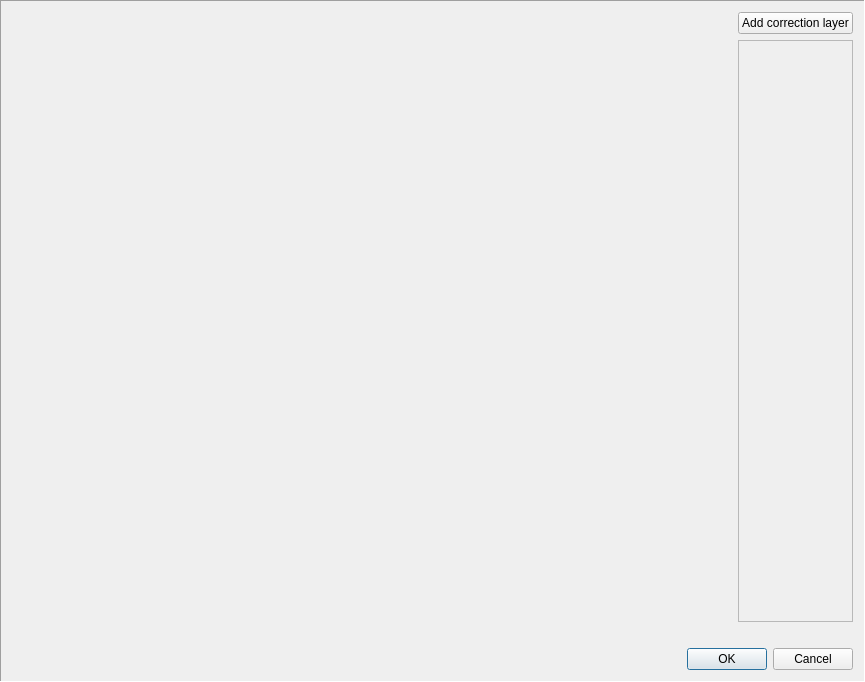
Old version of the form planetary_system_stacker/postproc_editor_gui.ui in the repository Rolf-Hempel/PlanetarySystemStacker.
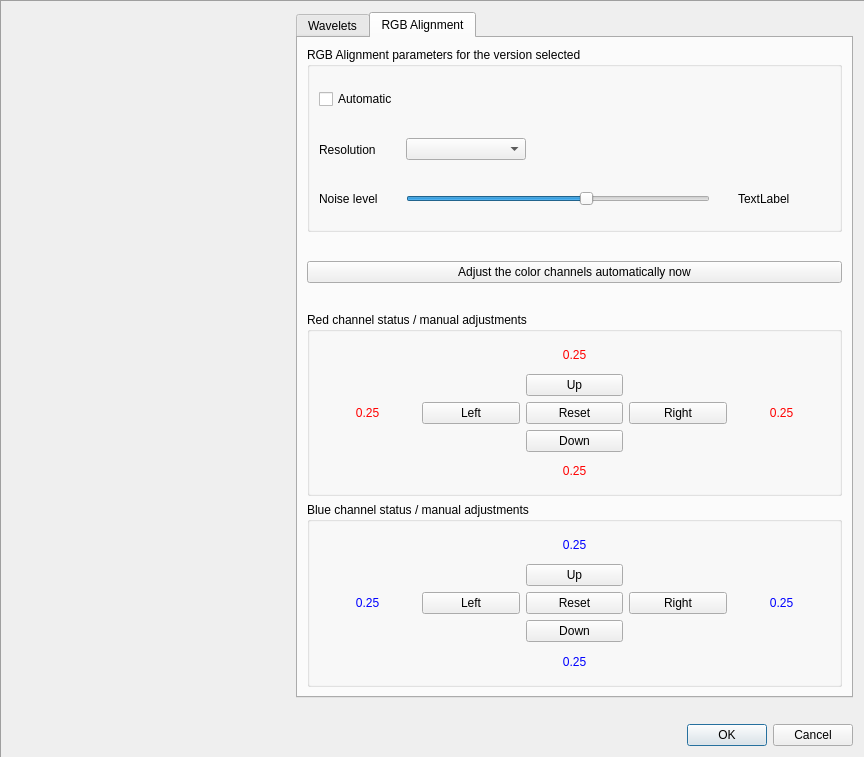
New version of the form. The open tabs and pages were chosen to show the change.

Commit message: GUI for RGB alignment added. No functionality implemented yet.

Diff of the .ui file:
```diff
--- a/planetary_system_stacker/postproc_editor_gui.ui
+++ b/planetary_system_stacker/postproc_editor_gui.ui
@@ -7,7 +7,7 @@
     <x>0</x>
     <y>0</y>
     <width>865</width>
-    <height>682</height>
+    <height>758</height>
    </rect>
   </property>
   <property name="windowTitle">
@@ -22,15 +22,18 @@
   <property name="frameShadow">
    <enum>QFrame::Sunken</enum>
   </property>
-  <layout class="QGridLayout" name="gridLayout" columnstretch="1,0">
-   <item row="2" column="1">
-    <widget class="QLabel" name="VersionManagerWidget">
+  <layout class="QGridLayout" name="gridLayout">
+   <item row="0" column="0">
+    <widget class="QLabel" name="FrameViewer">
      <property name="text">
       <string/>
      </property>
+     <property name="alignment">
+      <set>Qt::AlignCenter</set>
+     </property>
     </widget>
    </item>
-   <item row="3" column="0" colspan="2">
+   <item row="2" column="0" colspan="3">
     <layout class="QHBoxLayout" name="horizontalLayout">
      <item>
       <widget class="QLabel" name="label_message">
@@ -64,41 +67,557 @@
      </item>
     </layout>
    </item>
-   <item row="0" column="1">
-    <widget class="QPushButton" name="pushButton_add_layer">
-     <property name="toolTip">
-      <string>Add a sharpening layer (up to four)</string>
-     </property>
-     <property name="text">
-      <string>Add correction layer</string>
-     </property>
-    </widget>
-   </item>
-   <item row="0" column="0" rowspan="3">
-    <widget class="QLabel" name="FrameViewer">
+   <item row="1" column="1" colspan="2">
+    <widget class="QLabel" name="VersionManagerWidget">
      <property name="text">
       <string/>
      </property>
-     <property name="alignment">
-      <set>Qt::AlignCenter</set>
-     </property>
     </widget>
    </item>
-   <item row="1" column="1">
-    <widget class="QScrollArea" name="scrollArea">
-     <property name="widgetResizable">
-      <bool>true</bool>
+   <item row="0" column="1" colspan="2">
+    <widget class="QTabWidget" name="tabWidget_postproc_control">
+     <property name="currentIndex">
+      <number>0</number>
      </property>
-     <widget class="QWidget" name="scrollAreaWidgetContents">
-      <property name="geometry">
-       <rect>
-        <x>0</x>
-        <y>0</y>
-        <width>103</width>
-        <height>581</height>
-       </rect>
-      </property>
-      <layout class="QVBoxLayout" name="verticalLayout"/>
+     <widget class="QWidget" name="tab_sharpening">
+      <attribute name="title">
+       <string>Wavelets</string>
+      </attribute>
+      <layout class="QVBoxLayout" name="verticalLayout_2">
+       <item>
+        <widget class="QPushButton" name="pushButton_add_layer">
+         <property name="toolTip">
+          <string>Add a sharpening layer (up to four)</string>
+         </property>
+         <property name="text">
+          <string>Add correction layer</string>
+         </property>
+        </widget>
+       </item>
+       <item>
+        <widget class="QScrollArea" name="scrollArea">
+         <property name="widgetResizable">
+          <bool>true</bool>
+         </property>
+         <widget class="QWidget" name="scrollAreaWidgetContents">
+          <property name="geometry">
+           <rect>
+            <x>0</x>
+            <y>0</y>
+            <width>533</width>
+            <height>613</height>
+           </rect>
+          </property>
+          <layout class="QVBoxLayout" name="verticalLayout"/>
+         </widget>
+        </widget>
+       </item>
+      </layout>
+     </widget>
+     <widget class="QWidget" name="tab_rgb">
+      <attribute name="title">
+       <string>RGB Alignment</string>
+      </attribute>
+      <layout class="QVBoxLayout" name="verticalLayout_4" stretch="8,1,0,1,8,8">
+       <item>
+        <widget class="QGroupBox" name="group_general">
+         <property name="title">
+          <string>RGB Alignment parameters for the version selected</string>
+         </property>
+         <layout class="QVBoxLayout" name="verticalLayout_3" stretch="1,2">
+          <item>
+           <widget class="QCheckBox" name="checkBox_automatic">
+            <property name="sizePolicy">
+             <sizepolicy hsizetype="Expanding" vsizetype="Expanding">
+              <horstretch>0</horstretch>
+              <verstretch>0</verstretch>
+             </sizepolicy>
+            </property>
+            <property name="minimumSize">
+             <size>
+              <width>0</width>
+              <height>0</height>
+             </size>
+            </property>
+            <property name="toolTip">
+             <string>Perform RGB Alignment in fully automatic mode.
+This option is available in batch mode as well.</string>
+            </property>
+            <property name="text">
+             <string>Automatic</string>
+            </property>
+           </widget>
+          </item>
+          <item>
+           <layout class="QGridLayout" name="gridLayout_2" columnstretch="0,1,3,8,1,0,0">
+            <item row="1" column="0">
+             <widget class="QLabel" name="fgw_label_parameter">
+              <property name="sizePolicy">
+               <sizepolicy hsizetype="Preferred" vsizetype="Expanding">
+                <horstretch>0</horstretch>
+                <verstretch>0</verstretch>
+               </sizepolicy>
+              </property>
+              <property name="minimumSize">
+               <size>
+                <width>0</width>
+                <height>0</height>
+               </size>
+              </property>
+              <property name="toolTip">
+               <string>In the presence of noise in the image, shift detection between frames can be misled by spurious local minima.
+Gaussian blur can help finding the global optimum. Try higher values for noisy images.</string>
+              </property>
+              <property name="text">
+               <string>Noise level</string>
+              </property>
+             </widget>
+            </item>
+            <item row="1" column="4">
+             <spacer name="horizontalSpacer_5">
+              <property name="orientation">
+               <enum>Qt::Horizontal</enum>
+              </property>
+              <property name="sizeHint" stdset="0">
+               <size>
+                <width>36</width>
+                <height>20</height>
+               </size>
+              </property>
+             </spacer>
+            </item>
+            <item row="1" column="6">
+             <spacer name="horizontalSpacer_2">
+              <property name="orientation">
+               <enum>Qt::Horizontal</enum>
+              </property>
+              <property name="sizeHint" stdset="0">
+               <size>
+                <width>40</width>
+                <height>20</height>
+               </size>
+              </property>
+             </spacer>
+            </item>
+            <item row="1" column="1">
+             <spacer name="horizontalSpacer_4">
+              <property name="orientation">
+               <enum>Qt::Horizontal</enum>
+              </property>
+              <property name="sizeHint" stdset="0">
+               <size>
+                <width>40</width>
+                <height>25</height>
+               </size>
+              </property>
+             </spacer>
+            </item>
+            <item row="1" column="5">
+             <widget class="QLabel" name="fgw_label_display">
+              <property name="text">
+               <string>TextLabel</string>
+              </property>
+             </widget>
+            </item>
+            <item row="0" column="0">
+             <widget class="QLabel" name="label_resolution">
+              <property name="sizePolicy">
+               <sizepolicy hsizetype="Preferred" vsizetype="Expanding">
+                <horstretch>0</horstretch>
+                <verstretch>0</verstretch>
+               </sizepolicy>
+              </property>
+              <property name="minimumSize">
+               <size>
+                <width>0</width>
+                <height>0</height>
+               </size>
+              </property>
+              <property name="text">
+               <string>Resolution</string>
+              </property>
+             </widget>
+            </item>
+            <item row="0" column="2">
+             <widget class="QComboBox" name="comboBox_resolution">
+              <property name="sizePolicy">
+               <sizepolicy hsizetype="Minimum" vsizetype="Fixed">
+                <horstretch>0</horstretch>
+                <verstretch>0</verstretch>
+               </sizepolicy>
+              </property>
+              <property name="minimumSize">
+               <size>
+                <width>120</width>
+                <height>0</height>
+               </size>
+              </property>
+              <property name="toolTip">
+               <string>Choose (sub-)pixel resolution for RGB alignment. Please note
+that RAM usage and execution time increase quadratically.</string>
+              </property>
+             </widget>
+            </item>
+            <item row="0" column="3">
+             <spacer name="horizontalSpacer_3">
+              <property name="orientation">
+               <enum>Qt::Horizontal</enum>
+              </property>
+              <property name="sizeHint" stdset="0">
+               <size>
+                <width>40</width>
+                <height>20</height>
+               </size>
+              </property>
+             </spacer>
+            </item>
+            <item row="1" column="2" colspan="2">
+             <widget class="QSlider" name="fgw_slider_value">
+              <property name="toolTip">
+               <string>Smoothen the image before computing the channel shifts.
+In the presence of noise this results in better accuracy.</string>
+              </property>
+              <property name="minimum">
+               <number>1</number>
+              </property>
+              <property name="maximum">
+               <number>6</number>
+              </property>
+              <property name="singleStep">
+               <number>1</number>
+              </property>
+              <property name="pageStep">
+               <number>1</number>
+              </property>
+              <property name="value">
+               <number>4</number>
+              </property>
+              <property name="sliderPosition">
+               <number>4</number>
+              </property>
+              <property name="orientation">
+               <enum>Qt::Horizontal</enum>
+              </property>
+             </widget>
+            </item>
+           </layout>
+          </item>
+         </layout>
+        </widget>
+       </item>
+       <item>
+        <spacer name="verticalSpacer_4">
+         <property name="orientation">
+          <enum>Qt::Vertical</enum>
+         </property>
+         <property name="sizeHint" stdset="0">
+          <size>
+           <width>20</width>
+           <height>40</height>
+          </size>
+         </property>
+        </spacer>
+       </item>
+       <item>
+        <widget class="QPushButton" name="pushButton_auto_align">
+         <property name="sizePolicy">
+          <sizepolicy hsizetype="Minimum" vsizetype="Fixed">
+           <horstretch>0</horstretch>
+           <verstretch>0</verstretch>
+          </sizepolicy>
+         </property>
+         <property name="toolTip">
+          <string>Compute optimal red / blue channel shifts automatically.
+Manual corrections are still possible afterwards.</string>
+         </property>
+         <property name="text">
+          <string>Adjust the color channels automatically now</string>
+         </property>
+        </widget>
+       </item>
+       <item>
+        <spacer name="verticalSpacer_5">
+         <property name="orientation">
+          <enum>Qt::Vertical</enum>
+         </property>
+         <property name="sizeHint" stdset="0">
+          <size>
+           <width>20</width>
+           <height>40</height>
+          </size>
+         </property>
+        </spacer>
+       </item>
+       <item>
+        <widget class="QGroupBox" name="group_red">
+         <property name="font">
+          <font>
+           <weight>50</weight>
+           <bold>false</bold>
+          </font>
+         </property>
+         <property name="toolTip">
+          <string>The current red channel shift is shown.
+Use push buttons for manual adjustments.</string>
+         </property>
+         <property name="title">
+          <string>Red channel status / manual adjustments</string>
+         </property>
+         <layout class="QGridLayout" name="gridLayout_3">
+          <item row="1" column="2">
+           <widget class="QPushButton" name="pushButton_red_up">
+            <property name="toolTip">
+             <string>Shift the red channel upwards.</string>
+            </property>
+            <property name="styleSheet">
+             <string notr="true"/>
+            </property>
+            <property name="text">
+             <string>Up</string>
+            </property>
+           </widget>
+          </item>
+          <item row="2" column="0">
+           <widget class="QLabel" name="label_red_left">
+            <property name="styleSheet">
+             <string notr="true">QLabel { color :red; }</string>
+            </property>
+            <property name="text">
+             <string>0.25</string>
+            </property>
+            <property name="alignment">
+             <set>Qt::AlignCenter</set>
+            </property>
+           </widget>
+          </item>
+          <item row="3" column="2">
+           <widget class="QPushButton" name="pushButton_red_down">
+            <property name="toolTip">
+             <string>Shift the red channel down.</string>
+            </property>
+            <property name="styleSheet">
+             <string notr="true"/>
+            </property>
+            <property name="text">
+             <string>Down</string>
+            </property>
+           </widget>
+          </item>
+          <item row="4" column="2">
+           <widget class="QLabel" name="label_red_down">
+            <property name="styleSheet">
+             <string notr="true">QLabel { color :red; }</string>
+            </property>
+            <property name="text">
+             <string>0.25</string>
+            </property>
+            <property name="alignment">
+             <set>Qt::AlignCenter</set>
+            </property>
+           </widget>
+          </item>
+          <item row="2" column="2">
+           <widget class="QPushButton" name="pushButton_red_reset">
+            <property name="toolTip">
+             <string>Reset the red channel shift to zero.</string>
+            </property>
+            <property name="text">
+             <string>Reset</string>
+            </property>
+           </widget>
+          </item>
+          <item row="2" column="4">
+           <widget class="QLabel" name="label_red_right">
+            <property name="styleSheet">
+             <string notr="true">QLabel { color :red; }</string>
+            </property>
+            <property name="text">
+             <string>0.25</string>
+            </property>
+            <property name="alignment">
+             <set>Qt::AlignCenter</set>
+            </property>
+           </widget>
+          </item>
+          <item row="0" column="2">
+           <widget class="QLabel" name="label_red_up">
+            <property name="layoutDirection">
+             <enum>Qt::LeftToRight</enum>
+            </property>
+            <property name="styleSheet">
+             <string notr="true">QLabel { color :red; }</string>
+            </property>
+            <property name="text">
+             <string>0.25</string>
+            </property>
+            <property name="alignment">
+             <set>Qt::AlignCenter</set>
+            </property>
+           </widget>
+          </item>
+          <item row="2" column="1">
+           <widget class="QPushButton" name="pushButton_red_left">
+            <property name="toolTip">
+             <string>Shift the red channel left.</string>
+            </property>
+            <property name="styleSheet">
+             <string notr="true"/>
+            </property>
+            <property name="text">
+             <string>Left</string>
+            </property>
+           </widget>
+          </item>
+          <item row="2" column="3">
+           <widget class="QPushButton" name="pushButton_red_right">
+            <property name="toolTip">
+             <string>Shift the red channel right.</string>
+            </property>
+            <property name="styleSheet">
+             <string notr="true"/>
+            </property>
+            <property name="text">
+             <string>Right</string>
+            </property>
+           </widget>
+          </item>
+         </layout>
+        </widget>
+       </item>
+       <item>
+        <widget class="QGroupBox" name="group_blue">
+         <property name="font">
+          <font>
+           <weight>50</weight>
+           <bold>false</bold>
+          </font>
+         </property>
+         <property name="toolTip">
+          <string>The current blue channel shift is shown.
+Use push buttons for manual adjustments.</string>
+         </property>
+         <property name="title">
+          <string>Blue channel status / manual adjustments</string>
+         </property>
+         <layout class="QGridLayout" name="gridLayout_4">
+          <item row="0" column="2">
+           <widget class="QLabel" name="label_blue_up">
+            <property name="styleSheet">
+             <string notr="true">QLabel { color :blue; }</string>
+            </property>
+            <property name="text">
+             <string>0.25</string>
+            </property>
+            <property name="alignment">
+             <set>Qt::AlignCenter</set>
+            </property>
+           </widget>
+          </item>
+          <item row="1" column="2">
+           <widget class="QPushButton" name="pushButton_blue_up">
+            <property name="toolTip">
+             <string>Shift the blue channel up.</string>
+            </property>
+            <property name="styleSheet">
+             <string notr="true"/>
+            </property>
+            <property name="text">
+             <string>Up</string>
+            </property>
+           </widget>
+          </item>
+          <item row="2" column="0">
+           <widget class="QLabel" name="label_blue_left">
+            <property name="styleSheet">
+             <string notr="true">QLabel { color :blue; }</string>
+            </property>
+            <property name="text">
+             <string>0.25</string>
+            </property>
+            <property name="alignment">
+             <set>Qt::AlignCenter</set>
+            </property>
+           </widget>
+          </item>
+          <item row="2" column="1">
+           <widget class="QPushButton" name="pushButton_blue_left">
+            <property name="toolTip">
+             <string>Shift the blue channel left.</string>
+            </property>
+            <property name="styleSheet">
+             <string notr="true"/>
+            </property>
+            <property name="text">
+             <string>Left</string>
+            </property>
+           </widget>
+          </item>
+          <item row="2" column="2">
+           <widget class="QPushButton" name="pushButton_blue_reset">
+            <property name="toolTip">
+             <string>Reset the blue channel shift to zero.</string>
+            </property>
+            <property name="text">
+             <string>Reset</string>
+            </property>
+           </widget>
+          </item>
+          <item row="2" column="3">
+           <widget class="QPushButton" name="pushButton_blue_right">
+            <property name="toolTip">
+             <string>Shift the blue channel right.</string>
+            </property>
+            <property name="styleSheet">
+             <string notr="true"/>
+            </property>
+            <property name="text">
+             <string>Right</string>
+            </property>
+           </widget>
+          </item>
+          <item row="2" column="4">
+           <widget class="QLabel" name="label_blue_right">
+            <property name="styleSheet">
+             <string notr="true">QLabel { color :blue; }</string>
+            </property>
+            <property name="text">
+             <string>0.25</string>
+            </property>
+            <property name="alignment">
+             <set>Qt::AlignCenter</set>
+            </property>
+           </widget>
+          </item>
+          <item row="3" column="2">
+           <widget class="QPushButton" name="pushButton_blue_down">
+            <property name="toolTip">
+             <string>Shift the blue channel down.</string>
+            </property>
+            <property name="styleSheet">
+             <string notr="true"/>
+            </property>
+            <property name="text">
+             <string>Down</string>
+            </property>
+           </widget>
+          </item>
+          <item row="4" column="2">
+           <widget class="QLabel" name="label_blue_down">
+            <property name="styleSheet">
+             <string notr="true">QLabel { color :blue; }</string>
+            </property>
+            <property name="text">
+             <string>0.25</string>
+            </property>
+            <property name="alignment">
+             <set>Qt::AlignCenter</set>
+            </property>
+           </widget>
+          </item>
+         </layout>
+        </widget>
+       </item>
+      </layout>
      </widget>
     </widget>
    </item>
```
Left out of the diff: 51 changed lines with no effect on the pictures. The commit also changes 2 other files.
